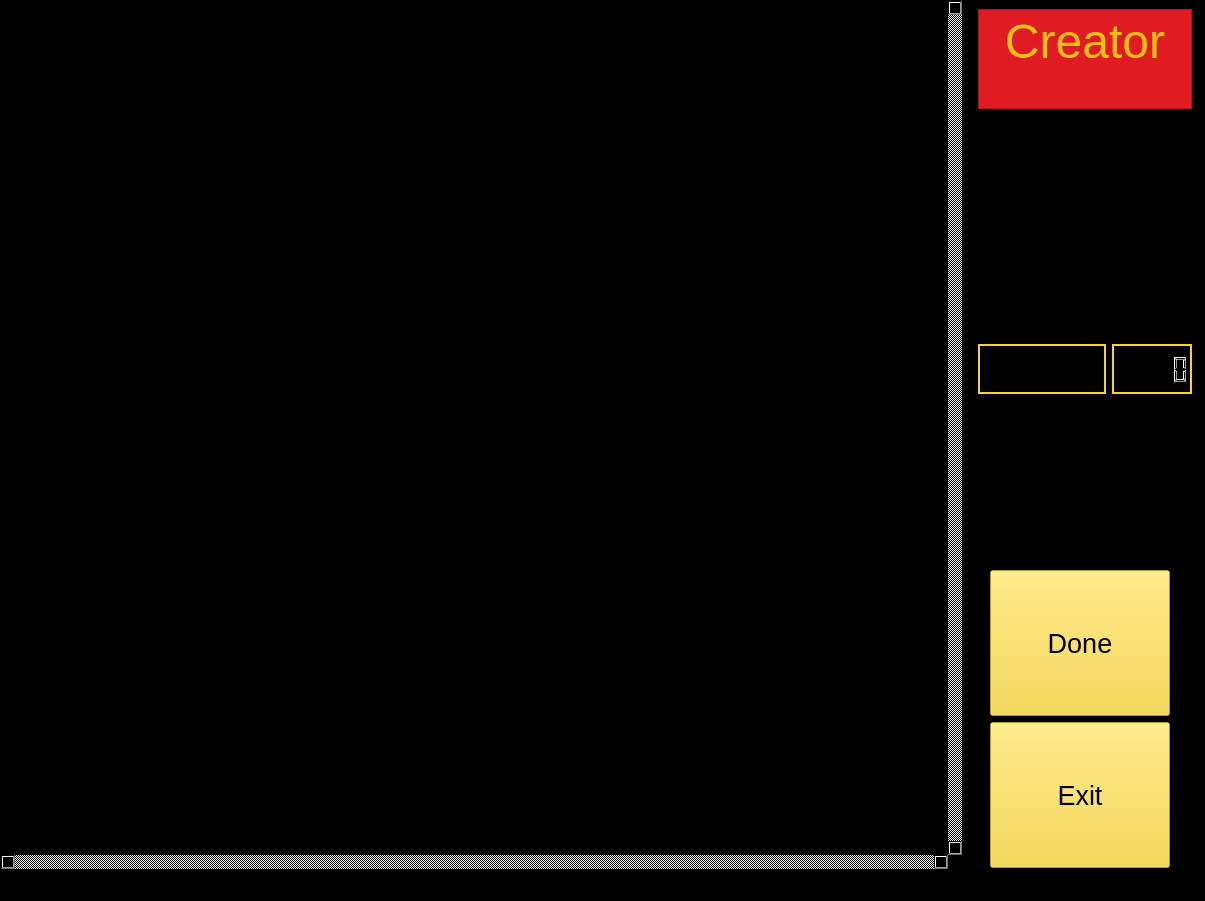
This is editor/EditorMapas/creador.ui in mateozorzi/practice-sdd as Qt 5 draws it before an edit. The edited form follows.
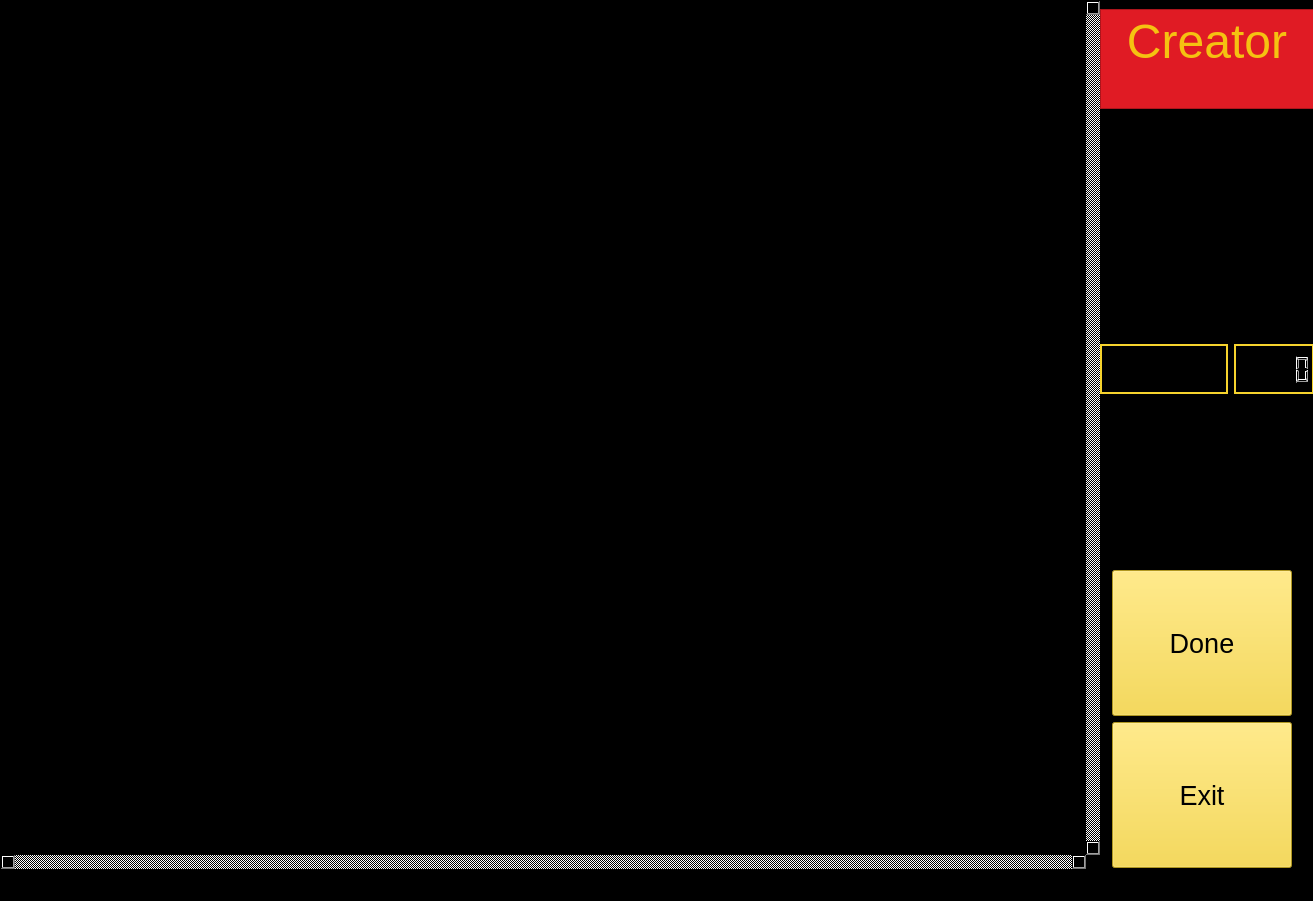
This is the edited form.

```diff
--- a/editor/EditorMapas/creador.ui
+++ b/editor/EditorMapas/creador.ui
@@ -9,7 +9,7 @@
    <rect>
     <x>0</x>
     <y>0</y>
-    <width>1205</width>
+    <width>1313</width>
     <height>901</height>
    </rect>
   </property>
@@ -21,7 +21,7 @@
   </property>
   <property name="minimumSize">
    <size>
-    <width>1200</width>
+    <width>1313</width>
     <height>900</height>
    </size>
   </property>
@@ -40,7 +40,7 @@
    </property>
    <property name="minimumSize">
     <size>
-     <width>1200</width>
+     <width>1313</width>
      <height>900</height>
     </size>
    </property>
@@ -52,7 +52,7 @@
      <rect>
       <x>0</x>
       <y>0</y>
-      <width>1201</width>
+      <width>1313</width>
       <height>877</height>
      </rect>
     </property>
@@ -64,7 +64,7 @@
     </property>
     <property name="minimumSize">
      <size>
-      <width>1200</width>
+      <width>1313</width>
       <height>800</height>
      </size>
     </property>
@@ -79,7 +79,7 @@
       <rect>
        <x>0</x>
        <y>0</y>
-       <width>963</width>
+       <width>1101</width>
        <height>870</height>
       </rect>
      </property>
@@ -111,7 +111,7 @@
     <widget class="QWidget" name="menulateral_2" native="true">
      <property name="geometry">
       <rect>
-       <x>978</x>
+       <x>1100</x>
        <y>9</y>
        <width>214</width>
        <height>859</height>
```
